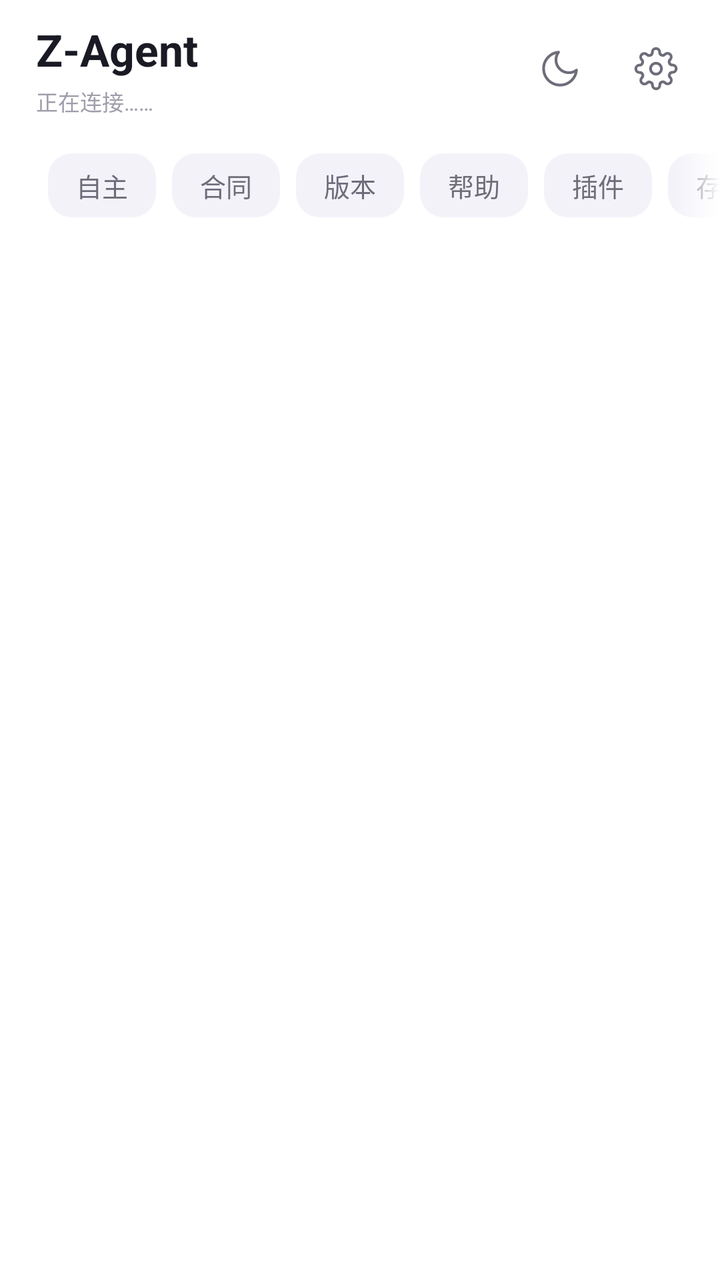
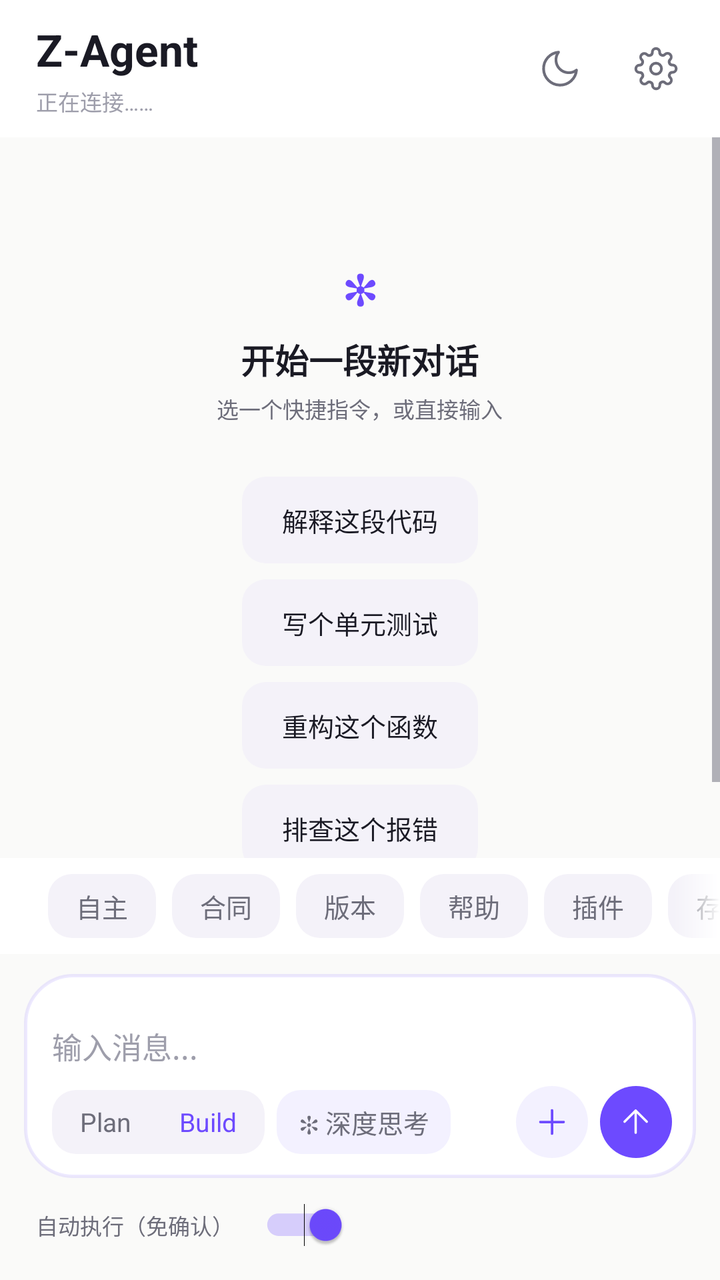

Screens rendered from an Android XML layout before and after an edit, with the pre-edit source and the edit as a unified diff.
<!-- AndroidManifest.xml: application theme AppTheme -->
<!-- res/layout/activity_main.xml -->
<?xml version="1.0" encoding="utf-8"?>
<LinearLayout xmlns:android="http://schemas.android.com/apk/res/android"
android:id="@+id/rootView"
android:layout_width="match_parent"
android:layout_height="match_parent"
android:background="@color/bg_canvas"
android:orientation="vertical">


<LinearLayout
android:id="@+id/topBar"
android:layout_width="match_parent"
android:layout_height="wrap_content"
android:background="@color/bg_elevated"
android:gravity="center_vertical"
android:orientation="horizontal"
android:paddingStart="18dp"
android:paddingTop="10dp"
android:paddingEnd="8dp"
android:paddingBottom="10dp">

<LinearLayout
android:layout_width="0dp"
android:layout_height="wrap_content"
android:layout_weight="1"
android:orientation="vertical">
<TextView
android:layout_width="wrap_content"
android:layout_height="wrap_content"
android:text="Z-Agent"
android:textColor="@color/text_primary"
android:textSize="@dimen/fs_display"
android:textStyle="bold" />
<TextView
android:id="@+id/statusText"
android:layout_width="match_parent"
android:layout_height="wrap_content"
android:layout_marginTop="3dp"
android:ellipsize="end"
android:maxLines="1"
android:text="正在连接……"
android:textColor="@color/text_tertiary"
android:textSize="@dimen/fs_caption" />
</LinearLayout>


<FrameLayout
android:id="@+id/themeButton"
android:layout_width="48dp"
android:layout_height="48dp"
android:background="?attr/selectableItemBackgroundBorderless"
android:clickable="true"
android:focusable="true">
<ImageView
android:id="@+id/themeIcon"
android:layout_width="22dp"
android:layout_height="22dp"
android:layout_gravity="center"
android:src="@drawable/ic_moon" />
</FrameLayout>


<FrameLayout
android:id="@+id/settingsButton"
android:layout_width="48dp"
android:layout_height="48dp"
android:background="?attr/selectableItemBackgroundBorderless"
android:clickable="true"
android:focusable="true">
<ImageView
android:layout_width="22dp"
android:layout_height="22dp"
android:layout_gravity="center"
android:src="@drawable/ic_gear" />
</FrameLayout>
</LinearLayout>


<FrameLayout
android:layout_width="match_parent"
android:layout_height="0dp"
android:layout_weight="1">

<ScrollView
android:id="@+id/outputScroll"
android:layout_width="match_parent"
android:layout_height="match_parent"
android:background="@color/bg_canvas"
android:fillViewport="true"
android:overScrollMode="always"
android:scrollbars="vertical">
<LinearLayout
android:id="@+id/chatContainer"
android:layout_width="match_parent"
android:layout_height="wrap_content"
android:orientation="vertical"
android:paddingStart="8dp"
android:paddingTop="12dp"
android:paddingEnd="8dp"
android:paddingBottom="12dp">

<LinearLayout
android:id="@+id/emptyState"
android:layout_width="match_parent"
android:layout_height="wrap_content"
android:gravity="center_horizontal"
android:orientation="vertical"
android:paddingTop="48dp"
android:paddingBottom="24dp">
<TextView
android:layout_width="wrap_content"
android:layout_height="wrap_content"
android:text="✻"
android:textColor="@color/accent"
android:textSize="@dimen/fs_display"
android:textStyle="bold" />
<TextView
android:layout_width="wrap_content"
android:layout_height="wrap_content"
android:layout_marginTop="8dp"
android:text="开始一段新对话"
android:textColor="@color/text_primary"
android:textSize="@dimen/fs_title"
android:textStyle="bold" />
<TextView
android:layout_width="wrap_content"
android:layout_height="wrap_content"
android:layout_marginTop="4dp"
android:text="选一个快捷指令，或直接输入"
android:textColor="@color/text_secondary"
android:textSize="@dimen/fs_caption" />
<LinearLayout
android:layout_width="wrap_content"
android:layout_height="wrap_content"
android:layout_marginTop="18dp"
android:orientation="vertical">
<TextView android:id="@+id/emptyChip1" style="@style/EmptyChip" android:text="解释这段代码" />
<TextView android:id="@+id/emptyChip2" style="@style/EmptyChip" android:text="写个单元测试" />
<TextView android:id="@+id/emptyChip3" style="@style/EmptyChip" android:text="重构这个函数" />
<TextView android:id="@+id/emptyChip4" style="@style/EmptyChip" android:text="排查这个报错" />
</LinearLayout>
</LinearLayout>
</LinearLayout>
</ScrollView>


<FrameLayout
android:id="@+id/scrollBottomBtn"
android:layout_width="40dp"
android:layout_height="40dp"
android:layout_gravity="bottom|end"
android:layout_marginEnd="16dp"
android:layout_marginBottom="16dp"
android:background="@drawable/bg_circle_btn"
android:clickable="true"
android:focusable="true"
android:foreground="@drawable/ripple_circle"
android:visibility="gone">
<TextView
android:layout_width="wrap_content"
android:layout_height="wrap_content"
android:layout_gravity="center"
android:text="↓"
android:textColor="@color/accent"
android:textSize="20sp"
android:textStyle="bold" />
</FrameLayout>
</FrameLayout>


<FrameLayout
android:layout_width="match_parent"
android:layout_height="wrap_content"
android:background="@color/bg_elevated">

<HorizontalScrollView
android:id="@+id/quickScroll"
android:layout_width="match_parent"
android:layout_height="wrap_content"
android:overScrollMode="never"
android:scrollbars="none">
<LinearLayout
android:layout_width="wrap_content"
android:layout_height="wrap_content"
android:orientation="horizontal"
android:paddingStart="16dp"
android:paddingTop="8dp"
android:paddingEnd="16dp"
android:paddingBottom="8dp">
<TextView android:id="@+id/btnIdle" style="@style/QuickChip" android:text="自主" />
<TextView android:id="@+id/btnContract" style="@style/QuickChip" android:text="合同" />
<TextView android:id="@+id/btnVersions" style="@style/QuickChip" android:text="版本" />
<TextView android:id="@+id/btnHelp" style="@style/QuickChip" android:text="帮助" />
<TextView android:id="@+id/btnPlugins" style="@style/QuickChip" android:text="插件" />
<TextView android:id="@+id/btnSavePlugin" style="@style/QuickChip" android:text="存插件" />
<TextView android:id="@+id/btnClear" style="@style/QuickChip" android:text="清屏" />
</LinearLayout>
</HorizontalScrollView>


<View
android:id="@+id/quickScrim"
android:layout_width="24dp"
android:layout_height="match_parent"
android:layout_gravity="end"
android:background="@drawable/scrim_right" />
</FrameLayout>


<LinearLayout
android:id="@+id/inputBar"
android:layout_width="match_parent"
android:layout_height="wrap_content"
android:background="@color/bg_canvas"
android:orientation="vertical"
android:paddingStart="12dp"
android:paddingTop="10dp"
android:paddingEnd="12dp"
android:paddingBottom="14dp">

<LinearLayout
android:id="@+id/inputCard"
android:layout_width="match_parent"
android:layout_height="wrap_content"
android:background="@drawable/bg_input_card"
android:orientation="vertical"
android:paddingStart="14dp"
android:paddingTop="12dp"
android:paddingEnd="12dp"
android:paddingBottom="10dp">

<HorizontalScrollView
android:id="@+id/attachScroll"
android:layout_width="match_parent"
android:layout_height="wrap_content"
android:scrollbars="none"
android:visibility="gone">
<LinearLayout
android:id="@+id/attachRow"
android:layout_width="wrap_content"
android:layout_height="wrap_content"
android:orientation="horizontal"
android:paddingBottom="6dp" />
</HorizontalScrollView>

<EditText
android:id="@+id/inputEdit"
android:layout_width="match_parent"
android:layout_height="wrap_content"
android:minHeight="44dp"
android:background="@null"
android:hint="输入消息..."
android:imeOptions="actionSend"
android:inputType="textMultiLine|text"
android:maxLines="6"
android:paddingTop="8dp"
android:paddingBottom="4dp"
android:textColor="@color/text_primary"
android:textColorHint="@color/text_tertiary"
android:textSize="@dimen/fs_body" />

<LinearLayout
android:layout_width="match_parent"
android:layout_height="wrap_content"
android:gravity="center_vertical"
android:orientation="horizontal">

<FrameLayout
android:id="@+id/segContainer"
android:layout_width="wrap_content"
android:layout_height="32dp"
android:background="@drawable/bg_seg_container"
android:padding="2dp">
<View
android:id="@+id/segThumb"
android:layout_width="0dp"
android:layout_height="match_parent"
android:background="@drawable/bg_seg_thumb" />
<LinearLayout
android:layout_width="wrap_content"
android:layout_height="match_parent"
android:orientation="horizontal">
<TextView
android:id="@+id/segPlan"
android:layout_width="wrap_content"
android:layout_height="match_parent"
android:gravity="center"
android:paddingStart="12dp"
android:paddingEnd="12dp"
android:text="Plan"
android:textColor="@color/text_secondary"
android:textSize="@dimen/fs_label" />
<TextView
android:id="@+id/segBuild"
android:layout_width="wrap_content"
android:layout_height="match_parent"
android:gravity="center"
android:paddingStart="12dp"
android:paddingEnd="12dp"
android:text="Build"
android:textColor="@color/accent"
android:textSize="@dimen/fs_label" />
</LinearLayout>
</FrameLayout>

<TextView
android:id="@+id/chipThink2"
android:layout_width="wrap_content"
android:layout_height="32dp"
android:layout_marginStart="6dp"
android:background="@drawable/bg_mini_pill"
android:clickable="true"
android:focusable="true"
android:foreground="@drawable/ripple_pill"
android:gravity="center"
android:paddingStart="11dp"
android:paddingEnd="11dp"
android:text="✻ 深度思考"
android:textColor="@color/text_secondary"
android:textSize="@dimen/fs_label"
android:maxLines="1"
android:singleLine="true" />

<TextView
android:id="@+id/chipSearch"
android:layout_width="wrap_content"
android:layout_height="32dp"
android:visibility="gone" />

<View
android:layout_width="0dp"
android:layout_height="1dp"
android:layout_weight="1" />

<FrameLayout
android:id="@+id/btnPlus"
android:layout_width="36dp"
android:layout_height="36dp"
android:background="@drawable/bg_circle_btn"
android:clickable="true"
android:focusable="true"
android:foreground="@drawable/ripple_circle">
<ImageView
android:layout_width="20dp"
android:layout_height="20dp"
android:layout_gravity="center"
android:src="@drawable/ic_plus" />
</FrameLayout>

<FrameLayout
android:id="@+id/sendButton"
android:layout_width="36dp"
android:layout_height="36dp"
android:layout_marginStart="6dp"
android:background="@drawable/bg_circle_send"
android:clickable="true"
android:focusable="true"
android:foreground="@drawable/ripple_circle">
<ImageView
android:layout_width="19dp"
android:layout_height="19dp"
android:layout_gravity="center"
android:src="@drawable/ic_send_arrow" />
</FrameLayout>
</LinearLayout>
</LinearLayout>

<LinearLayout
android:layout_width="match_parent"
android:layout_height="wrap_content"
android:layout_marginTop="10dp"
android:gravity="center_vertical"
android:orientation="horizontal"
android:paddingStart="6dp">
<TextView
android:id="@+id/autoLabel"
android:layout_width="wrap_content"
android:layout_height="wrap_content"
android:text="自动执行（免确认）"
android:textColor="@color/text_secondary"
android:textSize="@dimen/fs_caption" />
<android.widget.Switch
android:id="@+id/autoSwitch"
android:layout_width="wrap_content"
android:layout_height="wrap_content"
android:layout_marginStart="8dp"
android:checked="true"
android:minHeight="0dp"
android:scaleX="0.8"
android:scaleY="0.8" />
</LinearLayout>
</LinearLayout>
</LinearLayout>
<!-- resources referenced by this layout -->
<resources>
  <color name="accent">#6D4AFF</color>
  <color name="bg_canvas">#FAFAF9</color>
  <color name="bg_elevated">#FFFFFF</color>
  <color name="text_primary">#1A1A24</color>
  <color name="text_secondary">#6D6D7A</color>
  <color name="text_tertiary">#9E9EAB</color>
  <dimen name="fs_body">15sp</dimen>
  <dimen name="fs_caption">11sp</dimen>
  <dimen name="fs_display">22sp</dimen>
  <dimen name="fs_label">13sp</dimen>
  <dimen name="fs_title">17sp</dimen>
  <!-- drawable bg_circle_btn (drawable) -->
  <?xml version="1.0" encoding="utf-8"?>
  <shape xmlns:android="http://schemas.android.com/apk/res/android" android:shape="oval">
  <solid android:color="@color/accent_subtle" />
  </shape>
  <!-- drawable bg_circle_send (drawable) -->
  <?xml version="1.0" encoding="utf-8"?>
  <shape xmlns:android="http://schemas.android.com/apk/res/android" android:shape="oval">
  <solid android:color="@color/accent" />
  </shape>
  <!-- drawable bg_input_card (drawable) -->
  <?xml version="1.0" encoding="utf-8"?>
  <shape xmlns:android="http://schemas.android.com/apk/res/android" android:shape="rectangle">
  <solid android:color="@color/bg_elevated" />
  <corners android:radius="@dimen/radius_lg" />
  <stroke android:width="1.5dp" android:color="@color/accent_line" />
  </shape>
  <!-- drawable bg_mini_pill (drawable) -->
  <?xml version="1.0" encoding="utf-8"?>
  <shape xmlns:android="http://schemas.android.com/apk/res/android" android:shape="rectangle">
  <solid android:color="@color/accent_subtle" />
  <corners android:radius="@dimen/radius_sm" />
  </shape>
  <!-- drawable bg_seg_container (drawable) -->
  <?xml version="1.0" encoding="utf-8"?>
  <shape xmlns:android="http://schemas.android.com/apk/res/android" android:shape="rectangle">
  <solid android:color="@color/bg_subtle" />
  <corners android:radius="@dimen/radius_sm" />
  </shape>
  <!-- drawable ripple_circle (drawable) -->
  <?xml version="1.0" encoding="utf-8"?>
  <ripple xmlns:android="http://schemas.android.com/apk/res/android" android:color="@color/accent_line">
  <item android:id="@android:id/mask">
  <shape android:shape="oval">
  <solid android:color="#FFFFFF" />
  </shape>
  </item>
  </ripple>
  <!-- drawable ripple_pill (drawable) -->
  <?xml version="1.0" encoding="utf-8"?>
  <ripple xmlns:android="http://schemas.android.com/apk/res/android" android:color="@color/accent_line">
  <item android:id="@android:id/mask">
  <shape android:shape="rectangle">
  <corners android:radius="@dimen/radius_sm" />
  <solid android:color="#FFFFFF" />
  </shape>
  </item>
  </ripple>
  <!-- drawable scrim_right (drawable) -->
  <?xml version="1.0" encoding="utf-8"?>
  <shape xmlns:android="http://schemas.android.com/apk/res/android" android:shape="rectangle">
  <gradient android:startColor="@android:color/transparent" android:endColor="@color/bg_elevated" android:angle="0" />
  </shape>
  <color name="accent_subtle">#146D4AFF</color>
  <dimen name="radius_lg">24dp</dimen>
  <color name="accent_line">#1F6D4AFF</color>
  <dimen name="radius_sm">12dp</dimen>
  <color name="bg_subtle">#F4F2F9</color>
  <color name="on_accent">#FFFFFF</color>
  <dimen name="space_sm">8dp</dimen>
  <!-- drawable bg_quick (drawable) -->
  <?xml version="1.0" encoding="utf-8"?>
  <shape xmlns:android="http://schemas.android.com/apk/res/android" android:shape="rectangle">
  <solid android:color="@color/bg_subtle" />
  <corners android:radius="@dimen/radius_sm" />
  </shape>
  <dimen name="space_md">12dp</dimen>
  <dimen name="ctrl_h_sm">32dp</dimen>
  <dimen name="pad_pill_h">14dp</dimen>
  <style name="AppBottomSheet" parent="Theme.Design.Light.BottomSheetDialog">
  <item name="bottomSheetStyle">@style/AppBottomSheet.Modal</item>
  <item name="android:windowIsFloating">false</item>
  <item name="android:statusBarColor">@android:color/transparent</item>
  </style>
  <style name="AppBottomSheet.Modal" parent="Widget.Design.BottomSheet.Modal">
  <item name="android:background">@android:color/transparent</item>
  </style>
  <!-- unchanged entries left out for length: 9 -->
</resources>

<!-- the commit's change to res/layout/activity_main.xml (unified diff, before → after) -->
@@ -201,7 +201,7 @@ android:paddingBottom="8dp">
 <View
 android:id="@+id/quickScrim"
 android:layout_width="24dp"
-android:layout_height="match_parent"
+android:layout_height="48dp"
 android:layout_gravity="end"
 android:background="@drawable/scrim_right" />
 </FrameLayout>
